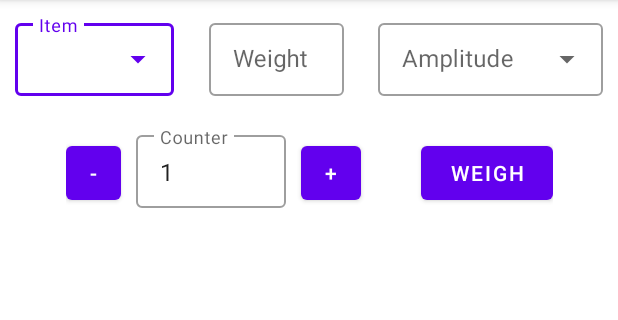
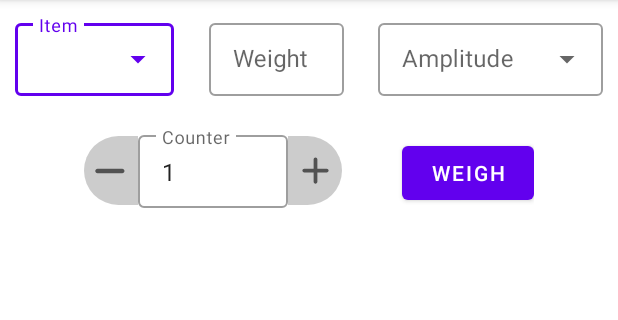
Before and after one commit to reginayiwang/smartphone-scale, an Android app: the screen it shows after launch (MainActivity), on a phone screen of 412 x 824 dp, the part 84-404 px from its top. Run offline under Robolectric (Android 15) with nearby library versions, the phone set to English and light mode, and no system bars.

Commit message:
Restyled counter buttons

```diff
--- /dev/null
+++ b/KnockoffVibroScale/app/src/main/res/drawable/ic_round_add_24.xml
@@ -0,0 +1,5 @@
+<vector android:height="30dp" android:tint="?attr/colorControlNormal"
+    android:viewportHeight="24" android:viewportWidth="24"
+    android:width="30dp" xmlns:android="http://schemas.android.com/apk/res/android">
+    <path android:fillColor="@android:color/white" android:pathData="M18,13h-5v5c0,0.55 -0.45,1 -1,1s-1,-0.45 -1,-1v-5H6c-0.55,0 -1,-0.45 -1,-1s0.45,-1 1,-1h5V6c0,-0.55 0.45,-1 1,-1s1,0.45 1,1v5h5c0.55,0 1,0.45 1,1s-0.45,1 -1,1z"/>
+</vector>
--- /dev/null
+++ b/KnockoffVibroScale/app/src/main/res/drawable/minus_button.xml
@@ -0,0 +1,11 @@
+<?xml version="1.0" encoding="utf-8"?>
+<ripple xmlns:android="http://schemas.android.com/apk/res/android"
+android:color="@color/dk_gray">
+    <item android:id="@android:id/background">
+        <shape android:shape="rectangle">
+            <solid android:color="@color/gray" />
+            <corners android:topLeftRadius="30dp"
+                android:bottomLeftRadius="30dp"/>
+        </shape>
+    </item>
+</ripple>
--- /dev/null
+++ b/KnockoffVibroScale/app/src/main/res/drawable/plus_button.xml
@@ -0,0 +1,11 @@
+<?xml version="1.0" encoding="utf-8"?>
+<ripple xmlns:android="http://schemas.android.com/apk/res/android"
+android:color="@color/dk_gray">
+    <item android:id="@android:id/background">
+        <shape android:shape="rectangle">
+            <solid android:color="@color/gray" />
+            <corners android:topRightRadius="30dp"
+                android:bottomRightRadius="30dp"/>
+        </shape>
+    </item>
+</ripple>
--- /dev/null
+++ b/KnockoffVibroScale/app/src/main/res/drawable/subtract.xml
@@ -0,0 +1,5 @@
+<vector android:height="36dp" android:tint="?attr/colorControlNormal"
+    android:viewportHeight="24" android:viewportWidth="24"
+    android:width="36dp" xmlns:android="http://schemas.android.com/apk/res/android">
+    <path android:fillColor="@android:color/white" android:pathData="M18,13h-5v5v-5H6c-0.55,0 -1,-0.45 -1,-1s0.45,-1 1,-1h5V6v5h6c0.55,0 1,0.45 1,1s-0.45,1 -1,1z"/>
+</vector>
--- a/KnockoffVibroScale/app/src/main/res/layout/activity_main.xml
+++ b/KnockoffVibroScale/app/src/main/res/layout/activity_main.xml
@@ -79,13 +79,13 @@
         app:layout_constraintLeft_toLeftOf="parent"
         app:layout_constraintRight_toRightOf="parent"
         android:orientation="horizontal">
-        <Button
+        <ImageButton
+            android:layout_marginTop="6dp"
             android:id="@+id/decrement"
-            android:layout_width="wrap_content"
-            android:layout_height="wrap_content"
-            android:layout_marginRight="10dp"
-            android:minWidth="0dp"
-            android:text="-"
+            android:layout_width="36dp"
+            android:layout_height="46dp"
+            android:background="@drawable/minus_button"
+            app:srcCompat="@drawable/subtract"
             android:onClick="decrementCounter"/>
         <com.google.android.material.textfield.TextInputLayout
             android:id="@+id/counter"
@@ -101,13 +101,13 @@
                 android:text="0"
                 />
         </com.google.android.material.textfield.TextInputLayout>
-        <Button
+        <ImageButton
+            android:layout_marginTop="6dp"
             android:id="@+id/increment"
-            android:layout_width="wrap_content"
-            android:layout_height="wrap_content"
-            android:layout_marginLeft="10dp"
-            android:minWidth="0dp"
-            android:text="+"
+            android:layout_width="36dp"
+            android:layout_height="46dp"
+            android:background="@drawable/plus_button"
+            app:srcCompat="@drawable/ic_round_add_24"
             android:onClick="incrementCounter"/>
 
         <Button
--- a/KnockoffVibroScale/app/src/main/res/values/colors.xml
+++ b/KnockoffVibroScale/app/src/main/res/values/colors.xml
@@ -6,5 +6,7 @@
     <color name="teal_200">#FF03DAC5</color>
     <color name="teal_700">#FF018786</color>
     <color name="black">#FF000000</color>
+    <color name="gray">#cccccc</color>
+    <color name="dk_gray">#757575</color>
     <color name="white">#FFFFFFFF</color>
 </resources>
```
